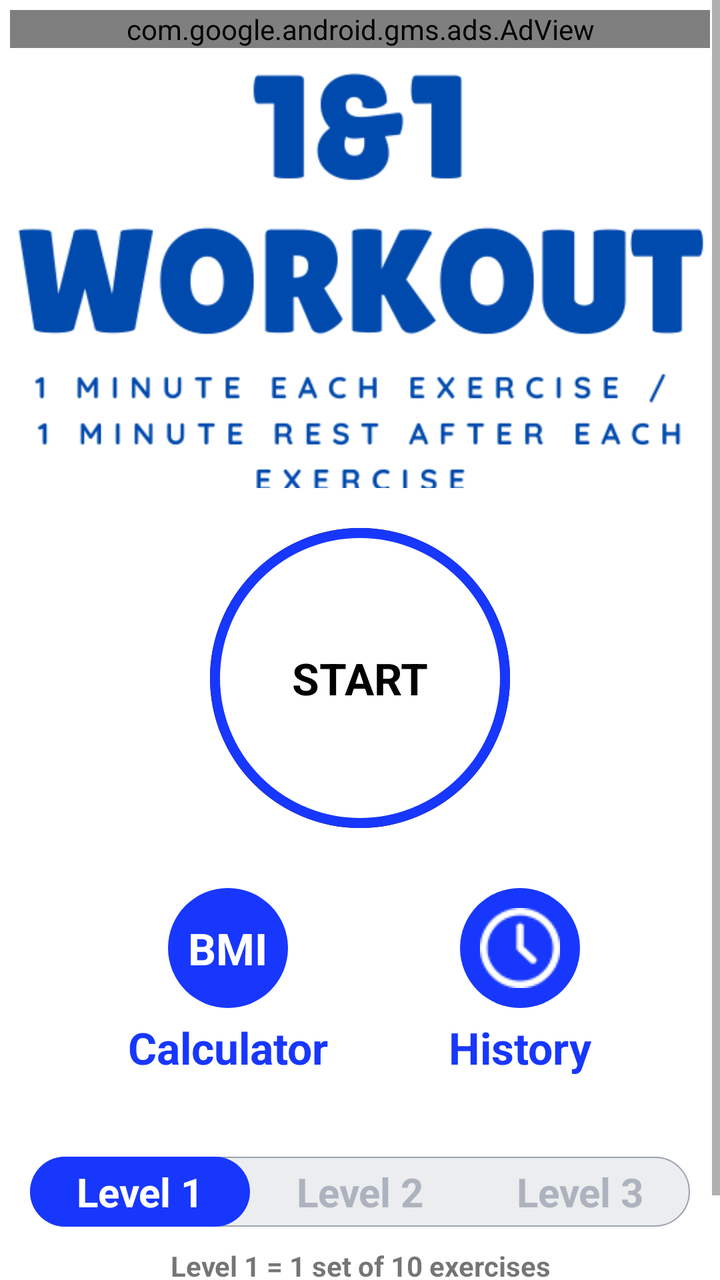
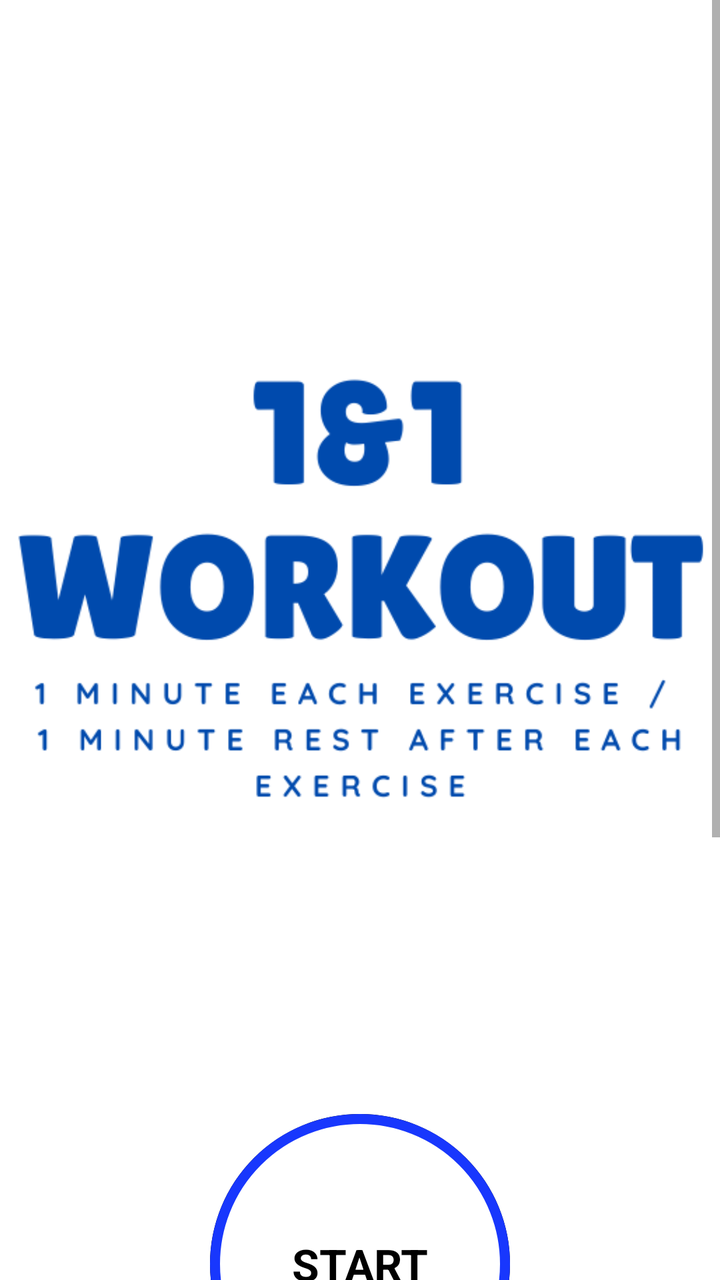

Screens rendered from an Android XML layout before and after an edit, with the pre-edit source and the edit as a unified diff.
<!-- AndroidManifest.xml: activity theme Theme.AppCompat.Light.NoActionBar -->
<!-- res/layout/activity_main.xml -->
<?xml version="1.0" encoding="utf-8"?>
<androidx.constraintlayout.widget.ConstraintLayout xmlns:android="http://schemas.android.com/apk/res/android"
    xmlns:tools="http://schemas.android.com/tools"
    android:layout_width="match_parent"
    android:layout_height="match_parent"
    xmlns:app="http://schemas.android.com/apk/res-auto"
    tools:context=".activities.MainActivity">
<ScrollView
    android:layout_width="match_parent"
    android:layout_height="wrap_content"
    app:layout_constraintTop_toTopOf="parent"
    >

    <LinearLayout
        android:layout_width="match_parent"
        android:layout_height="wrap_content"
        android:orientation="vertical"
        android:gravity="center_horizontal"
        android:padding="@dimen/main_screen_main_layout_padding"
        android:background="@color/white">

        <com.google.android.gms.ads.AdView
            android:id="@+id/adView"
            android:layout_width="match_parent"
            android:layout_height="wrap_content"
            app:adSize="BANNER"
            app:adUnitId="ca-app-pub-4193581455913262/4352037347"
            app:layout_constraintStart_toStartOf="parent"
            app:layout_constraintTop_toBottomOf="@id/tvLevel3"/>

        
        <ImageView
            android:layout_width="match_parent"
            android:layout_height="@dimen/main_screen_image_height"
            android:contentDescription="@string/image"
            android:src="@drawable/logo"
            android:scaleType="centerCrop"/>

        
        <LinearLayout
            android:id="@+id/llStart"
            android:layout_width="@dimen/start_button_size"
            android:layout_height="@dimen/start_button_size"
            android:layout_marginTop="@dimen/start_button_margin_top"
            android:gravity="center"
            android:background="@drawable/item_color_accent_border_ripple_background"
            >

            <TextView
                android:layout_width="wrap_content"
                android:layout_height="wrap_content"
                android:text="@string/start"
                android:textColor="@color/black"
                android:textStyle="bold"
                android:textSize="@dimen/start_button_label_textsize"
                />

        </LinearLayout>

        
        <LinearLayout
            android:layout_width="match_parent"
            android:layout_height="wrap_content"
            android:orientation="horizontal"
            android:gravity="center"
            android:background="@color/white">

            
            <LinearLayout
                android:layout_width="wrap_content"
                android:layout_height="wrap_content"
                android:orientation="vertical"
                android:layout_gravity="center"
                android:padding="30dp">
                <LinearLayout
                    android:id="@+id/llBMI"
                    android:layout_width="60dp"
                    android:layout_height="60dp"
                    android:layout_gravity="center"
                    android:background="@drawable/item_circular_color_accent_background"
                    android:gravity="center">
                    <TextView
                        android:layout_width="wrap_content"
                        android:layout_height="wrap_content"
                        android:text="@string/bmi"
                        android:textColor="@color/white"
                        android:textStyle="bold"
                        android:textSize="22sp"/>
                </LinearLayout>

                <TextView
                    android:layout_width="wrap_content"
                    android:layout_height="wrap_content"
                    android:layout_marginTop="5dp"
                    android:text="@string/calculator"
                    android:textColor="@color/blue_accent"
                    android:textSize="22sp"
                    android:textStyle="bold" />

            </LinearLayout>

            
            <LinearLayout
                android:layout_width="wrap_content"
                android:layout_height="wrap_content"
                android:orientation="vertical"
                android:layout_gravity="center"
                android:padding="30dp">
                <LinearLayout
                    android:id="@+id/llHistory"
                    android:layout_width="60dp"
                    android:layout_height="60dp"
                    android:layout_gravity="center"
                    android:background="@drawable/item_circular_color_accent_background"
                    android:gravity="center">
                    <ImageView
                        android:layout_height="wrap_content"
                        android:layout_width="wrap_content"
                        android:src="@drawable/history" />
                </LinearLayout>
                <TextView
                    android:layout_width="wrap_content"
                    android:layout_height="wrap_content"
                    android:layout_marginTop="5dp"
                    android:text="@string/history"
                    android:textColor="@color/blue_accent"
                    android:textSize="22sp"
                    android:textStyle="bold" />
            </LinearLayout>
        </LinearLayout>


        
        <LinearLayout
            android:id="@+id/llLevel"
            android:layout_width="match_parent"
            android:layout_height="wrap_content">
            <RadioGroup
                android:id="@+id/rgLevels"
                android:layout_width="match_parent"
                android:layout_height="wrap_content"
                android:layout_margin="10dp"
                android:background="@drawable/drawable_radio_group_levels"
                android:orientation="horizontal">

                <RadioButton
                    android:id="@+id/rbLevelOne"
                    android:layout_width="0dp"
                    android:layout_height="35dp"
                    android:layout_weight="1"
                    android:background="@drawable/drawable_rb_level_selector"
                    android:checked="true"
                    android:text="@string/level_1"
                    android:gravity="center"
                    android:textColor="@drawable/drawable_units_tab_text_color_selector"
                    android:textSize="20sp"
                    android:textStyle="bold"
                    android:button="@null"/>
                <RadioButton
                    android:id="@+id/rbLevelTwo"
                    android:layout_width="0dp"
                    android:layout_height="35dp"
                    android:layout_weight="1"
                    android:background="@drawable/drawable_rb_level_selector"
                    android:checked="false"
                    android:text="@string/level_2"
                    android:gravity="center"
                    android:textColor="@drawable/drawable_units_tab_text_color_selector"
                    android:textSize="20sp"
                    android:textStyle="bold"
                    android:button="@null"/>
                <RadioButton
                    android:id="@+id/rbLevelThree"
                    android:layout_width="0dp"
                    android:layout_height="35dp"
                    android:layout_weight="1"
                    android:background="@drawable/drawable_rb_level_selector"
                    android:checked="false"
                    android:text="@string/level_3"
                    android:gravity="center"
                    android:textColor="@drawable/drawable_units_tab_text_color_selector"
                    android:textSize="20sp"
                    android:textStyle="bold"
                    android:button="@null"/>
            </RadioGroup>

        </LinearLayout>

        
        <TextView
            android:layout_width="match_parent"
            android:layout_height="wrap_content"
            android:text="@string/level1_note"
            android:gravity="center"
            android:textStyle="bold"/>
        <TextView
            android:layout_width="match_parent"
            android:layout_height="wrap_content"
            android:text="@string/level2_note"
            android:gravity="center"
            android:textStyle="bold"/>
        <TextView
            android:id="@+id/tvLevel3"
            android:layout_width="match_parent"
            android:layout_height="wrap_content"
            android:text="@string/level3_note"
            android:gravity="center"
            android:textStyle="bold"/>

    </LinearLayout>

</ScrollView>

</androidx.constraintlayout.widget.ConstraintLayout>
<!-- resources referenced by this layout -->
<resources>
  <color name="black">#FF000000</color>
  <color name="blue_accent">#1837fd</color>
  <color name="white">#FFFFFFFF</color>
  <dimen name="main_screen_image_height">220dp</dimen>
  <dimen name="main_screen_main_layout_padding">5dp</dimen>
  <dimen name="start_button_label_textsize">22sp</dimen>
  <dimen name="start_button_margin_top">20dp</dimen>
  <dimen name="start_button_size">150dp</dimen>
  <!-- drawable drawable_radio_group_levels (drawable) -->
  <?xml version="1.0" encoding="utf-8"?>
  <shape xmlns:android="http://schemas.android.com/apk/res/android"
      android:shape="rectangle">
      <solid android:color="#ECEDEF"/>
      <stroke android:width="0.5dp"
          android:color="#9AA2AF"/>
      <corners android:radius="30dp"/>
  </shape>
  <!-- drawable drawable_rb_level_selector (drawable) -->
  <?xml version="1.0" encoding="utf-8"?>
  <selector xmlns:android="http://schemas.android.com/apk/res/android">
      <item android:state_checked="true">
          <shape android:shape="rectangle">
              <solid android:color="@color/blue_accent"/>
              <corners android:radius="30dp"/>
          </shape>
      </item>
  </selector>
  <!-- drawable drawable_units_tab_text_color_selector (drawable) -->
  <?xml version="1.0" encoding="utf-8"?>
  <selector xmlns:android="http://schemas.android.com/apk/res/android">
      <item android:color="#FFFFFF" android:state_checked="true"/>
      <item android:color="#ADB3BE" android:state_checked="false"/>
  </selector>
  <!-- drawable history: png bitmap (drawable, 2467 bytes) -->
  <!-- drawable item_circular_color_accent_background (drawable) -->
  <?xml version="1.0" encoding="utf-8"?>
  <shape xmlns:android="http://schemas.android.com/apk/res/android"
      android:shape="oval">
  
      <solid android:color="@color/blue_accent"/>
  
  </shape>
  <!-- drawable item_color_accent_border_ripple_background (drawable) -->
  <?xml version="1.0" encoding="utf-8"?>
  <ripple xmlns:android="http://schemas.android.com/apk/res/android"
      android:color="@color/gray_ripple">
      <item android:id="@+id/mask">
          <shape android:shape="oval">
              <solid android:color="@color/black"/>
          </shape>
      </item>
      <item android:drawable="@drawable/item_circular_color_accent_border"/>
      </ripple>
  <!-- drawable logo: png bitmap (drawable, 28400 bytes) -->
  <string name="bmi">BMI</string>
  <string name="calculator">Calculator</string>
  <string name="history">History</string>
  <string name="image">Home image</string>
  <string name="level1_note">Level 1 = 1 set of 10 exercises</string>
  <string name="level2_note">Level 2 = 2 sets of 10 exercises</string>
  <string name="level3_note">Level 3 = 3 sets of 10 exercises</string>
  <string name="level_1">Level 1</string>
  <string name="level_2">Level 2</string>
  <string name="level_3">Level 3</string>
  <string name="start">START</string>
  <color name="gray_ripple">#ACABAB</color>
  <!-- drawable item_circular_color_accent_border (drawable) -->
  <?xml version="1.0" encoding="utf-8"?>
  <shape xmlns:android="http://schemas.android.com/apk/res/android"
      android:shape="oval">
      <stroke android:width="5dp"
          android:color="@color/blue_accent"/>
      <solid android:color="@color/white"/>
  
  </shape>
</resources>

<!-- the commit's change to res/layout/activity_main.xml (unified diff, before → after) -->
@@ -5,210 +5,196 @@
     android:layout_height="match_parent"
     xmlns:app="http://schemas.android.com/apk/res-auto"
     tools:context=".activities.MainActivity">
-<ScrollView
-    android:layout_width="match_parent"
-    android:layout_height="wrap_content"
-    app:layout_constraintTop_toTopOf="parent"
-    >
-
-    <LinearLayout
-        android:layout_width="match_parent"
-        android:layout_height="wrap_content"
-        android:orientation="vertical"
-        android:gravity="center_horizontal"
-        android:padding="@dimen/main_screen_main_layout_padding"
-        android:background="@color/white">
-
-        <com.google.android.gms.ads.AdView
-            android:id="@+id/adView"
-            android:layout_width="match_parent"
-            android:layout_height="wrap_content"
-            app:adSize="BANNER"
-            app:adUnitId="ca-app-pub-4193581455913262/4352037347"
-            app:layout_constraintStart_toStartOf="parent"
-            app:layout_constraintTop_toBottomOf="@id/tvLevel3"/>
-
-        
-        <ImageView
-            android:layout_width="match_parent"
-            android:layout_height="@dimen/main_screen_image_height"
-            android:contentDescription="@string/image"
-            android:src="@drawable/logo"
-            android:scaleType="centerCrop"/>
-
-        
-        <LinearLayout
-            android:id="@+id/llStart"
-            android:layout_width="@dimen/start_button_size"
-            android:layout_height="@dimen/start_button_size"
-            android:layout_marginTop="@dimen/start_button_margin_top"
-            android:gravity="center"
-            android:background="@drawable/item_color_accent_border_ripple_background"
-            >
-
-            <TextView
-                android:layout_width="wrap_content"
-                android:layout_height="wrap_content"
-                android:text="@string/start"
-                android:textColor="@color/black"
-                android:textStyle="bold"
-                android:textSize="@dimen/start_button_label_textsize"
-                />
-
-        </LinearLayout>
-
-        
+
+    <ScrollView
+        android:layout_width="0dp"
+        android:layout_height="0dp"
+        app:layout_constraintTop_toTopOf="parent"
+        app:layout_constraintBottom_toBottomOf="parent"
+        app:layout_constraintStart_toStartOf="parent"
+        app:layout_constraintEnd_toEndOf="parent">
+
         <LinearLayout
             android:layout_width="match_parent"
             android:layout_height="wrap_content"
-            android:orientation="horizontal"
-            android:gravity="center"
+            android:orientation="vertical"
+            android:gravity="center_horizontal"
+            android:padding="@dimen/main_screen_main_layout_padding"
             android:background="@color/white">
 
             
+            <ImageView
+                android:layout_width="match_parent"
+                android:layout_height="wrap_content"
+                android:contentDescription="@string/image"
+                android:src="@drawable/logo"
+                android:scaleType="fitCenter"
+                android:layout_marginTop="32dp"/>
+
+            
             <LinearLayout
-                android:layout_width="wrap_content"
-                android:layout_height="wrap_content"
-                android:orientation="vertical"
-                android:layout_gravity="center"
-                android:padding="30dp">
+                android:id="@+id/llStart"
+                android:layout_width="@dimen/start_button_size"
+                android:layout_height="@dimen/start_button_size"
+                android:layout_marginTop="@dimen/start_button_margin_top"
+                android:gravity="center"
+                android:background="@drawable/item_color_accent_border_ripple_background">
+
+                <TextView
+                    android:layout_width="wrap_content"
+                    android:layout_height="wrap_content"
+                    android:text="@string/start"
+                    android:textColor="@color/black"
+                    android:textStyle="bold"
+                    android:textSize="@dimen/start_button_label_textsize"/>
+            </LinearLayout>
+
+            
+            <LinearLayout
+                android:layout_width="match_parent"
+                android:layout_height="wrap_content"
+                android:orientation="horizontal"
+                android:gravity="center"
+                android:background="@color/white">
+
+                
                 <LinearLayout
-                    android:id="@+id/llBMI"
-                    android:layout_width="60dp"
-                    android:layout_height="60dp"
+                    android:layout_width="wrap_content"
+                    android:layout_height="wrap_content"
+                    android:orientation="vertical"
                     android:layout_gravity="center"
-                    android:background="@drawable/item_circular_color_accent_background"
-                    android:gravity="center">
+                    android:padding="30dp">
+                    <LinearLayout
+                        android:id="@+id/llBMI"
+                        android:layout_width="60dp"
+                        android:layout_height="60dp"
+                        android:layout_gravity="center"
+                        android:background="@drawable/item_circular_color_accent_background"
+                        android:gravity="center">
+                        <TextView
+                            android:layout_width="wrap_content"
+                            android:layout_height="wrap_content"
+                            android:text="@string/bmi"
+                            android:textColor="@color/white"
+                            android:textStyle="bold"
+                            android:textSize="22sp"/>
+                    </LinearLayout>
+
                     <TextView
                         android:layout_width="wrap_content"
                         android:layout_height="wrap_content"
-                        android:text="@string/bmi"
-                        android:textColor="@color/white"
+                        android:layout_marginTop="5dp"
+                        android:text="@string/calculator"
+                        android:textColor="@color/blue_accent"
+                        android:textSize="22sp"
+                        android:textStyle="bold"/>
+                </LinearLayout>
+
+                
+                <LinearLayout
+                    android:layout_width="wrap_content"
+                    android:layout_height="wrap_content"
+                    android:orientation="vertical"
+                    android:layout_gravity="center"
+                    android:padding="30dp">
+                    <LinearLayout
+                        android:id="@+id/llHistory"
+                        android:layout_width="60dp"
+                        android:layout_height="60dp"
+                        android:layout_gravity="center"
+                        android:background="@drawable/item_circular_color_accent_background"
+                        android:gravity="center">
+                        <ImageView
+                            android:layout_height="wrap_content"
+                            android:layout_width="wrap_content"
+                            android:src="@drawable/history"/>
+                    </LinearLayout>
+                    <TextView
+                        android:layout_width="wrap_content"
+                        android:layout_height="wrap_content"
+                        android:layout_marginTop="5dp"
+                        android:text="@string/history"
+                        android:textColor="@color/blue_accent"
+                        android:textSize="22sp"
+                        android:textStyle="bold"/>
+                </LinearLayout>
+            </LinearLayout>
+
+            
+            <LinearLayout
+                android:id="@+id/llLevel"
+                android:layout_width="match_parent"
+                android:layout_height="wrap_content">
+                <RadioGroup
+                    android:id="@+id/rgLevels"
+                    android:layout_width="match_parent"
+                    android:layout_height="wrap_content"
+                    android:layout_margin="10dp"
+                    android:background="@drawable/drawable_radio_group_levels"
+                    android:orientation="horizontal">
+
+                    <RadioButton
+                        android:id="@+id/rbLevelOne"
+                        android:layout_width="0dp"
+                        android:layout_height="35dp"
+                        android:layout_weight="1"
+                        android:background="@drawable/drawable_rb_level_selector"
+                        android:checked="true"
+                        android:text="@string/level_1"
+                        android:gravity="center"
+                        android:textColor="@drawable/drawable_units_tab_text_color_selector"
+                        android:textSize="20sp"
                         android:textStyle="bold"
-                        android:textSize="22sp"/>
-                </LinearLayout>
-
-                <TextView
-                    android:layout_width="wrap_content"
-                    android:layout_height="wrap_content"
-                    android:layout_marginTop="5dp"
-                    android:text="@string/calculator"
-                    android:textColor="@color/blue_accent"
-                    android:textSize="22sp"
-                    android:textStyle="bold" />
-
+                        android:button="@null"/>
+                    <RadioButton
+                        android:id="@+id/rbLevelTwo"
+                        android:layout_width="0dp"
+                        android:layout_height="35dp"
+                        android:layout_weight="1"
+                        android:background="@drawable/drawable_rb_level_selector"
+                        android:checked="false"
+                        android:text="@string/level_2"
+                        android:gravity="center"
+                        android:textColor="@drawable/drawable_units_tab_text_color_selector"
+                        android:textSize="20sp"
+                        android:textStyle="bold"
+                        android:button="@null"/>
+                    <RadioButton
+                        android:id="@+id/rbLevelThree"
+                        android:layout_width="0dp"
+                        android:layout_height="35dp"
+                        android:layout_weight="1"
+                        android:background="@drawable/drawable_rb_level_selector"
+                        android:checked="false"
+                        android:text="@string/level_3"
+                        android:gravity="center"
+                        android:textColor="@drawable/drawable_units_tab_text_color_selector"
+                        android:textSize="20sp"
+                        android:textStyle="bold"
+                        android:button="@null"/>
+                </RadioGroup>
             </LinearLayout>
 
             
-            <LinearLayout
-                android:layout_width="wrap_content"
-                android:layout_height="wrap_content"
-                android:orientation="vertical"
-                android:layout_gravity="center"
-                android:padding="30dp">
-                <LinearLayout
-                    android:id="@+id/llHistory"
-                    android:layout_width="60dp"
-                    android:layout_height="60dp"
-                    android:layout_gravity="center"
-                    android:background="@drawable/item_circular_color_accent_background"
-                    android:gravity="center">
-                    <ImageView
-                        android:layout_height="wrap_content"
-                        android:layout_width="wrap_content"
-                        android:src="@drawable/history" />
-                </LinearLayout>
-                <TextView
-                    android:layout_width="wrap_content"
-                    android:layout_height="wrap_content"
-                    android:layout_marginTop="5dp"
-                    android:text="@string/history"
-                    android:textColor="@color/blue_accent"
-                    android:textSize="22sp"
-                    android:textStyle="bold" />
-            </LinearLayout>
+            <TextView
+                android:layout_width="match_parent"
+                android:layout_height="wrap_content"
+                android:text="@string/level1_note"
+                android:gravity="center"
+                android:textStyle="bold"/>
+            <TextView
+                android:layout_width="match_parent"
+                android:layout_height="wrap_content"
+                android:text="@string/level2_note"
+                android:gravity="center"
+                android:textStyle="bold"/>
+            <TextView
+                android:id="@+id/tvLevel3"
+                android:layout_width="match_parent"
+                android:layout_height="wrap_content"
+                android:text="@string/level3_note"
+                android:gravity="center"
+                android:textStyle="bold"/>
         </LinearLayout>
-
-
-        
-        <LinearLayout
-            android:id="@+id/llLevel"
-            android:layout_width="match_parent"
-            android:layout_height="wrap_content">
-            <RadioGroup
-                android:id="@+id/rgLevels"
-                android:layout_width="match_parent"
-                android:layout_height="wrap_content"
-                android:layout_margin="10dp"
-                android:background="@drawable/drawable_radio_group_levels"
-                android:orientation="horizontal">
-
-                <RadioButton
-                    android:id="@+id/rbLevelOne"
-                    android:layout_width="0dp"
-                    android:layout_height="35dp"
-                    android:layout_weight="1"
-                    android:background="@drawable/drawable_rb_level_selector"
-                    android:checked="true"
-                    android:text="@string/level_1"
-                    android:gravity="center"
-                    android:textColor="@drawable/drawable_units_tab_text_color_selector"
-                    android:textSize="20sp"
-                    android:textStyle="bold"
-                    android:button="@null"/>
-                <RadioButton
-                    android:id="@+id/rbLevelTwo"
-                    android:layout_width="0dp"
-                    android:layout_height="35dp"
-                    android:layout_weight="1"
-                    android:background="@drawable/drawable_rb_level_selector"
-                    android:checked="false"
-                    android:text="@string/level_2"
-                    android:gravity="center"
-                    android:textColor="@drawable/drawable_units_tab_text_color_selector"
-                    android:textSize="20sp"
-                    android:textStyle="bold"
-                    android:button="@null"/>
-                <RadioButton
-                    android:id="@+id/rbLevelThree"
-                    android:layout_width="0dp"
-                    android:layout_height="35dp"
-                    android:layout_weight="1"
-                    android:background="@drawable/drawable_rb_level_selector"
-                    android:checked="false"
-                    android:text="@string/level_3"
-                    android:gravity="center"
-                    android:textColor="@drawable/drawable_units_tab_text_color_selector"
-                    android:textSize="20sp"
-                    android:textStyle="bold"
-                    android:button="@null"/>
-            </RadioGroup>
-
-        </LinearLayout>
-
-        
-        <TextView
-            android:layout_width="match_parent"
-            android:layout_height="wrap_content"
-            android:text="@string/level1_note"
-            android:gravity="center"
-            android:textStyle="bold"/>
-        <TextView
-            android:layout_width="match_parent"
-            android:layout_height="wrap_content"
-            android:text="@string/level2_note"
-            android:gravity="center"
-            android:textStyle="bold"/>
-        <TextView
-            android:id="@+id/tvLevel3"
-            android:layout_width="match_parent"
-            android:layout_height="wrap_content"
-            android:text="@string/level3_note"
-            android:gravity="center"
-            android:textStyle="bold"/>
-
-    </LinearLayout>
-
-</ScrollView>
-
+    </ScrollView>
 </androidx.constraintlayout.widget.ConstraintLayout>
<!-- resource entries referenced after the edit -->
@@ -3,7 +3,6 @@
   <color name="black">#FF000000</color>
   <color name="blue_accent">#1837fd</color>
   <color name="white">#FFFFFFFF</color>
-  <dimen name="main_screen_image_height">220dp</dimen>
   <dimen name="main_screen_main_layout_padding">5dp</dimen>
   <dimen name="start_button_label_textsize">22sp</dimen>
   <dimen name="start_button_margin_top">20dp</dimen>
